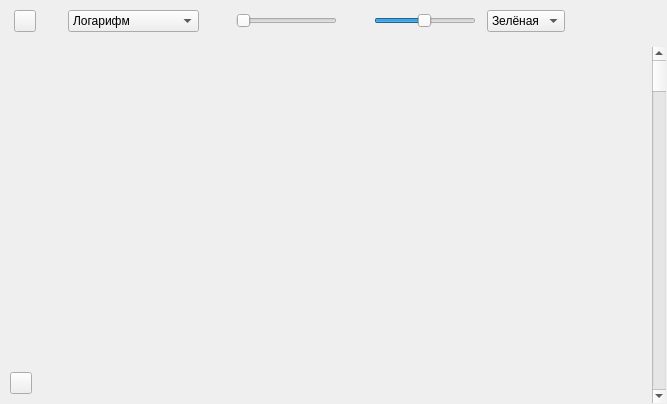
alexvrn/rmo, file ui/GraphicValue.ui: the form before one commit.
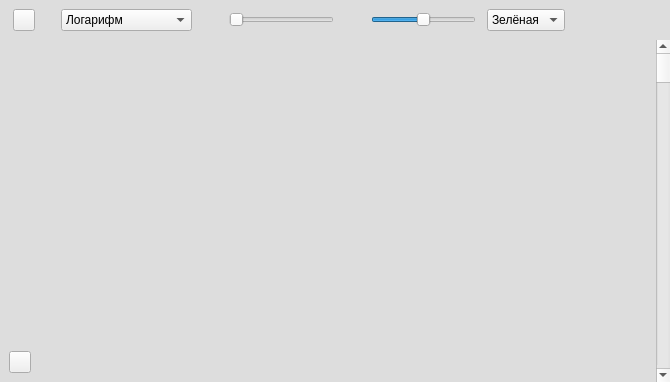
The form after the commit. Icons and pictures are not drawn. Custom widgets are drawn as their Qt base class.

Diff of the .ui file:
```diff
--- a/ui/GraphicValue.ui
+++ b/ui/GraphicValue.ui
@@ -6,25 +6,57 @@
    <rect>
     <x>0</x>
     <y>0</y>
-    <width>667</width>
-    <height>404</height>
+    <width>670</width>
+    <height>382</height>
    </rect>
   </property>
   <property name="windowTitle">
    <string>Form</string>
   </property>
+  <layout class="QGridLayout" name="gridLayout">
+   <property name="leftMargin">
+    <number>0</number>
+   </property>
+   <property name="topMargin">
+    <number>0</number>
+   </property>
+   <property name="rightMargin">
+    <number>0</number>
+   </property>
+   <property name="bottomMargin">
+    <number>0</number>
+   </property>
+   <property name="spacing">
+    <number>0</number>
+   </property>
+   <item row="0" column="0">
+    <widget class="QFrame" name="frame">
+     <property name="styleSheet">
+      <string notr="true">QFrame {
+  background-color: rgb(221, 221, 221);
+}</string>
+     </property>
+     <property name="frameShape">
+      <enum>QFrame::NoFrame</enum>
+     </property>
+     <property name="frameShadow">
+      <enum>QFrame::Plain</enum>
+     </property>
   <layout class="QVBoxLayout" name="verticalLayout">
+      <property name="spacing">
+       <number>0</number>
+      </property>
    <property name="leftMargin">
-    <number>1</number>
+       <number>0</number>
    </property>
    <property name="topMargin">
-    <number>1</number>
+       <number>0</number>
    </property>
    <property name="rightMargin">
-    <number>1</number>
+       <number>0</number>
    </property>
    <property name="bottomMargin">
-    <number>1</number>
+       <number>0</number>
    </property>
    <item>
     <layout class="QHBoxLayout" name="horizontalLayout_2">
@@ -397,6 +429,9 @@
       </widget>
      </item>
     </layout>
+      </item>
+     </layout>
+    </widget>
    </item>
   </layout>
  </widget>
```
Lines whose indentation alone changed are shown as unchanged.
